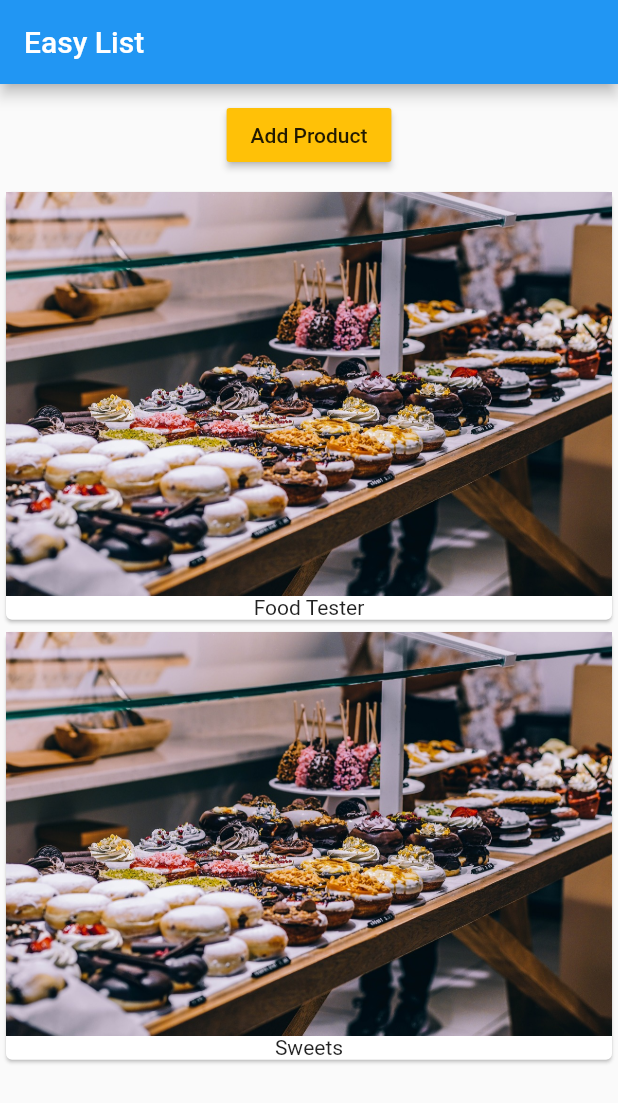
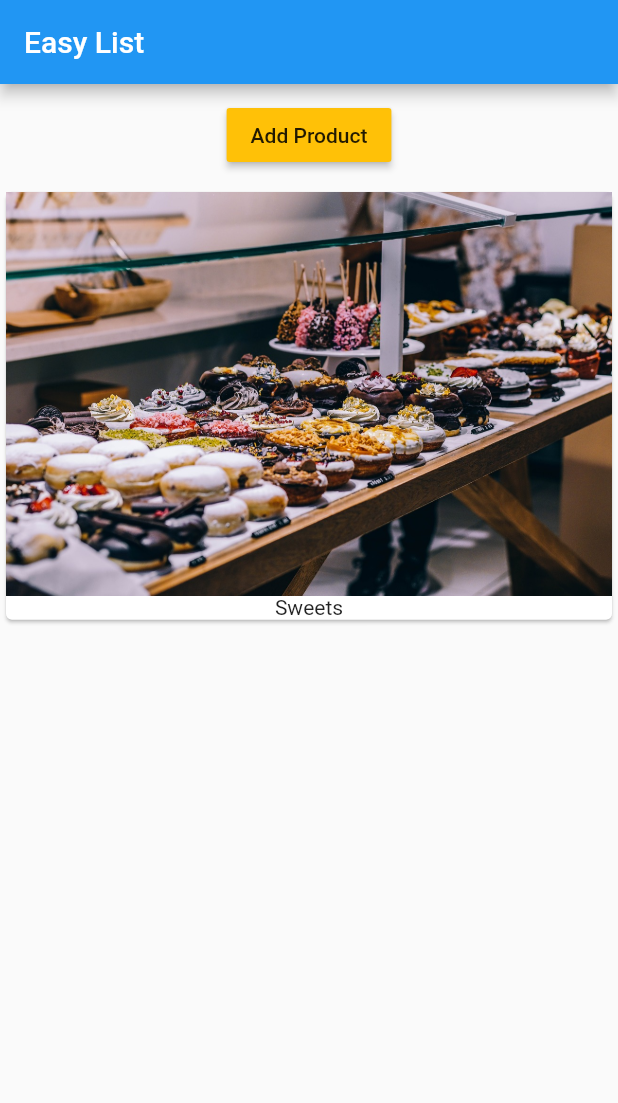
Before and after one commit to mehmetsukrukavak/flutter_course, a Flutter app: the screen it shows after launch, after a tap on "Add Product", on a phone screen of 412 x 824 dp. Shown: the top 1103 px of the screen. Run offline on Flutter 3.47's test engine with Material 2 defaults, Android fonts, the phone set to English and light mode, and no system bars.

```diff
--- a/lib/main.dart
+++ b/lib/main.dart
@@ -8,17 +8,15 @@ class MyApp extends StatelessWidget {
   Widget build(BuildContext context) {
     return MaterialApp(
       theme: ThemeData(
-        brightness: Brightness.light,
-         primarySwatch: Colors.blue,
-         accentColor: Colors.amber
-      ),
-      debugShowCheckedModeBanner:false,
+          brightness: Brightness.light,
+          primarySwatch: Colors.blue,
+          accentColor: Colors.amber),
+      debugShowCheckedModeBanner: false,
       home: Scaffold(
         appBar: AppBar(
           title: Text('Easy List'),
-
         ),
-        body: ProductManager(startingProduct: 'Food Tester'),
+        body: ProductManager(),
       ),
     );
   }
--- a/lib/product_manager.dart
+++ b/lib/product_manager.dart
@@ -17,7 +17,9 @@ class _ProductManagerState extends State<ProductManager> {
 
   @override
   void initState() {
-    _products.add(widget.startingProduct);
+    if (widget.startingProduct != null) {
+      _products.add(widget.startingProduct);
+    }
     super.initState();
   }
 
--- a/lib/products.dart
+++ b/lib/products.dart
@@ -5,19 +5,26 @@ class Products extends StatelessWidget {
 
   Products(this.products);
 
+  Widget _buildProductItem(BuildContext context, int index) {
+    return Card(
+      child: Column(
+        children: <Widget>[
+          Image.asset('assets/food.jpg'),
+          Text(products[index]),
+        ],
+      ),
+    );
+  }
+
   @override
   Widget build(BuildContext context) {
-    return ListView(
-      children: products
-          .map((element) => Card(
-                child: Column(
-                  children: <Widget>[
-                    Image.asset('assets/food.jpg'),
-                    Text(element)
-                  ],
-                ),
-              ))
-          .toList(),
-    );
+    return products.length > 0
+        ? ListView.builder(
+            itemBuilder: _buildProductItem,
+            itemCount: products.length,
+          )
+        : Center(
+            child: Text('No Products found, please add some'),
+          );
   }
 }
```
